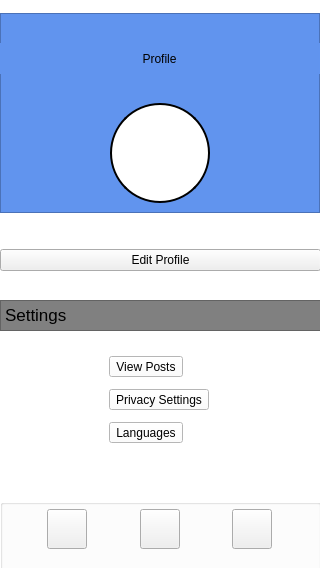
First picture: the form in QTProjectFiles/graphicInterface/profilewindow.ui, repository eljam3239/snackmap, before the edit.
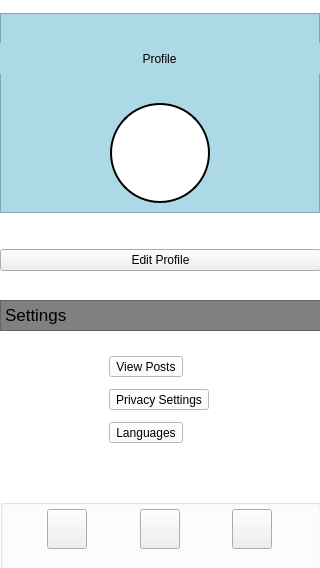
Second picture: the form after the edit. Icons and pictures are not drawn.

```diff
--- a/QTProjectFiles/graphicInterface/profilewindow.ui
+++ b/QTProjectFiles/graphicInterface/profilewindow.ui
@@ -50,7 +50,7 @@
         </size>
        </property>
        <property name="styleSheet">
-        <string notr="true">background-color: rgb(97, 148, 238);
+        <string notr="true">background-color: lightblue;
 
 
 </string>
```
